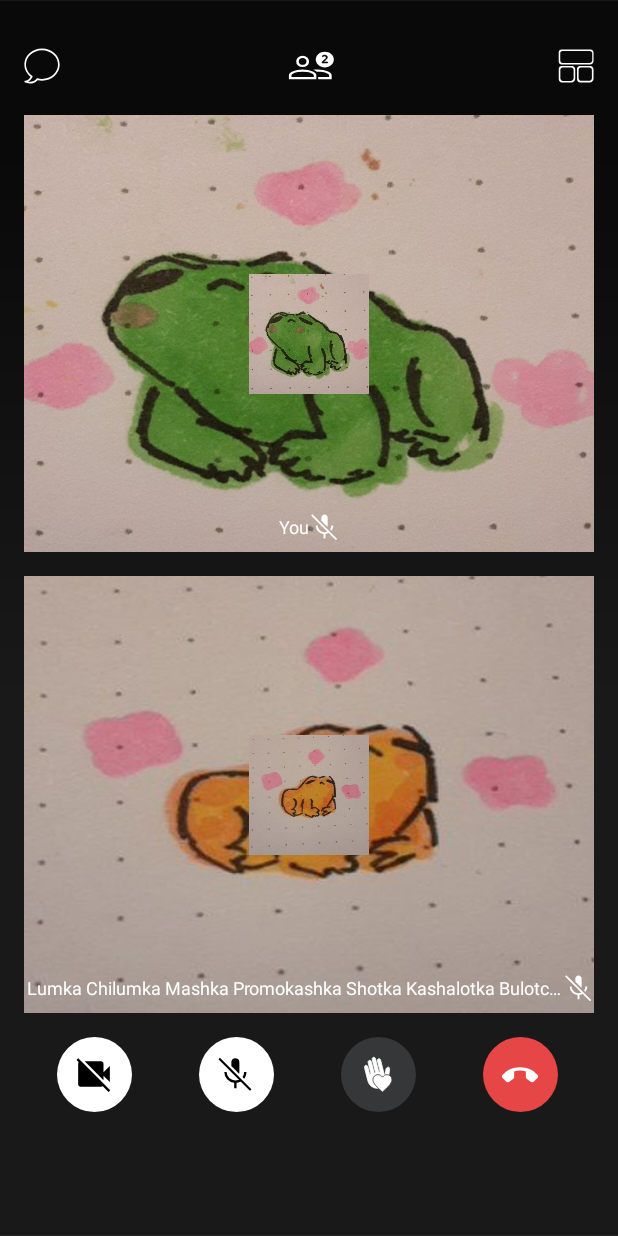
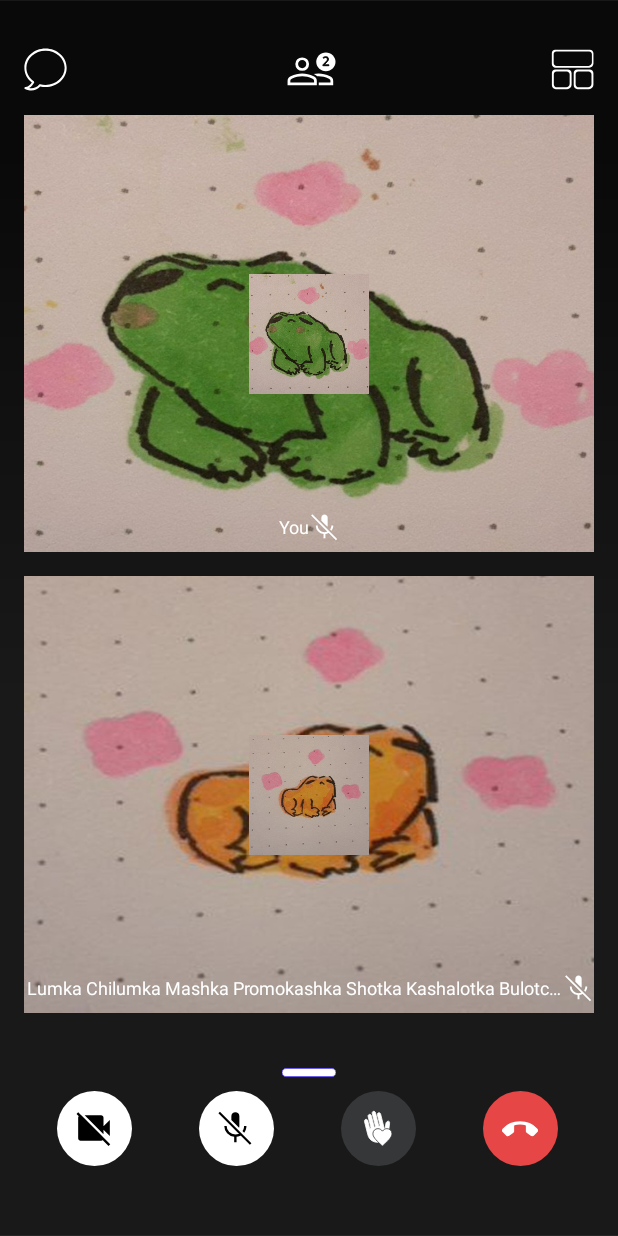
Before and after one commit to Im-personal/VkCase1, an Android app: the screen it shows after launch (MainActivity), on a phone screen of 412 x 824 dp. Run offline under Robolectric (Android 15) with nearby library versions, the phone set to English and light mode, and no system bars; our stand-ins replace FlexboxLayout.

Commit message:
XML is Finished
XML part of project is finished

```diff
--- a/VkCase1/app/src/main/res/drawable/butt_round.xml
+++ b/VkCase1/app/src/main/res/drawable/butt_round.xml
@@ -1,9 +1,14 @@
 <?xml version="1.0" encoding="utf-8"?>
-<shape xmlns:android="http://schemas.android.com/apk/res/android"
-    android:shape="rectangle">
-    <solid android:color="@color/butt_off" />
-    <corners android:bottomRightRadius="@dimen/half_button_size"
-        android:bottomLeftRadius="@dimen/half_button_size"
-        android:topRightRadius="@dimen/half_button_size"
-        android:topLeftRadius="@dimen/half_button_size"/>
-</shape>
+<layer-list xmlns:android="http://schemas.android.com/apk/res/android">
+    <item>
+        <shape android:shape="oval">
+            <solid android:color="#FFF"/>
+        </shape>
+    </item>
+    <item
+        android:drawable="@drawable/pfp_face1"
+        android:bottom="20dp"
+        android:left="20dp"
+        android:right="20dp"
+        android:top="20dp"/>
+</layer-list>
--- /dev/null
+++ b/VkCase1/app/src/main/res/drawable/rounded_line.xml
@@ -0,0 +1,14 @@
+<vector xmlns:android="http://schemas.android.com/apk/res/android"
+    android:width="48dp"
+    android:height="48dp"
+    android:viewportWidth="48"
+    android:viewportHeight="48">
+  <path
+      android:pathData="M44.4029,27.9995C46.3791,27.9995 47.9829,29.6034 47.9829,31.5795C47.9829,33.5557 46.3791,35.1596 44.4029,35.1596C44.401,35.1596 44.3991,35.1596 44.3973,35.1596L3.582,35.1596L3.582,35.1596C3.582,35.1596 3.582,35.1596 3.582,35.1596C1.6089,35.1596 0.0075,33.5582 0.0075,31.5851C0.0075,29.612 1.6089,28.0106 3.582,28.0106C3.5834,28.0106 3.5849,28.0106 3.5863,28.0106L44.1189,28.0106C44.2126,28.0033 44.3073,27.9995 44.4029,27.9995z"
+      android:strokeLineJoin="miter"
+      android:strokeWidth="0"
+      android:fillColor="#FFFFFF"
+      android:fillType="nonZero"
+      android:strokeColor="#6A5DEA"
+      android:strokeLineCap="butt"/>
+</vector>
--- a/VkCase1/app/src/main/res/layout/activity_main.xml
+++ b/VkCase1/app/src/main/res/layout/activity_main.xml
@@ -13,45 +13,59 @@
 
 
     <!-- Upper bar. -->
-    <com.google.android.flexbox.FlexboxLayout
+    <androidx.constraintlayout.widget.ConstraintLayout
         android:layout_width="match_parent"
         android:layout_height="0dp"
-        android:layout_weight="4"
         android:layout_marginTop="16dp"
-        app:justifyContent="space_between"
-        app:alignItems="flex_end"
-        >
+        android:layout_weight="4">
 
         <ImageButton
+            android:id="@+id/message_button"
 
-            android:layout_width="@dimen/mini_button"
-            android:layout_height="@dimen/mini_button"
 
-            android:src="@drawable/ic_message"
-            android:scaleType="fitXY"
+            android:layout_height="match_parent"
+            android:layout_width="0dp"
+            app:layout_constraintDimensionRatio="1:1"
+
             android:background="@color/main_background_up"
             android:contentDescription="@string/nopic_message"
-            />
+            android:scaleType="fitXY"
+            android:src="@drawable/ic_message"
+            app:layout_constraintBottom_toBottomOf="parent"
+            app:layout_constraintStart_toStartOf="parent"
+            app:layout_constraintTop_toTopOf="parent" />
+
         <ImageButton
-            android:layout_width="40dp"
-            android:layout_height="@dimen/mini_button"
-            android:src="@drawable/ic_users"
+            android:id="@+id/users_button"
+            android:layout_width="0dp"
+            android:layout_height="match_parent"
+            app:layout_constraintDimensionRatio="1.5:1"
             android:background="@color/main_background_up"
             android:contentDescription="@string/nopic_users"
             android:scaleType="fitXY"
-            />
+            android:src="@drawable/ic_users"
+            app:layout_constraintBottom_toBottomOf="parent"
+            app:layout_constraintEnd_toEndOf="@+id/idk_button"
+            app:layout_constraintStart_toStartOf="@+id/message_button"
+            app:layout_constraintTop_toTopOf="parent" />
+
         <ImageButton
+            android:id="@+id/idk_button"
+            android:layout_height="match_parent"
+            android:layout_width="0dp"
+            app:layout_constraintDimensionRatio="1:1"
+            android:background="@color/main_background_up"
+            android:contentDescription="@string/nopic_idk"
+            android:scaleType="fitXY"
+            android:src="@drawable/ic_i_have_no_idea"
+            app:layout_constraintBottom_toBottomOf="parent"
+            app:layout_constraintEnd_toEndOf="parent"
+            app:layout_constraintTop_toTopOf="parent"
 
-            android:layout_width="@dimen/mini_button"
-            android:layout_height="@dimen/mini_button"
-            android:scaleType="fitXY"
-            android:background="@color/main_background_up"
-            android:src="@drawable/ic_i_have_no_idea"
-            android:contentDescription="@string/nopic_idk"
             />
 
 
-    </com.google.android.flexbox.FlexboxLayout>
+    </androidx.constraintlayout.widget.ConstraintLayout>
 
 
     <!-- First user. -->
@@ -151,13 +165,35 @@
 
     </androidx.constraintlayout.widget.ConstraintLayout>
 
+
+    <androidx.constraintlayout.widget.ConstraintLayout
+
+        android:layout_marginTop="16dp"
+        android:layout_width="match_parent"
+        android:layout_height="0dp"
+
+        android:layout_weight="5"
+
+        >
+
+
+        <ImageView
+            android:layout_width="0dp"
+            android:layout_height="match_parent"
+            app:layout_constraintDimensionRatio="1:1"
+            app:layout_constraintEnd_toEndOf="parent"
+            app:layout_constraintStart_toStartOf="parent"
+            android:src="@drawable/rounded_line"
+            android:contentDescription="@string/who_knows_whats_dat" />
+
+    </androidx.constraintlayout.widget.ConstraintLayout>
     <!-- Down Bar. -->
     <com.google.android.flexbox.FlexboxLayout
         android:layout_width="match_parent"
         android:layout_height="0dp"
 
-        android:layout_weight="15"
-        android:layout_marginTop="16dp"
+        android:layout_weight="10"
+
         app:justifyContent="space_around"
         app:alignItems="flex_end"
 
--- a/VkCase1/app/src/main/res/values/strings.xml
+++ b/VkCase1/app/src/main/res/values/strings.xml
@@ -11,4 +11,5 @@
     <string name="hii_or_idk_thing">thats_button_of_the_hand_that_waves_ig_it_supposed_to_do_hiii_or_smth</string>
     <string name="micro_button">microphone button</string>
     <string name="cam_button">camera button</string>
+    <string name="who_knows_whats_dat">also idk what is that</string>
 </resources>
```
